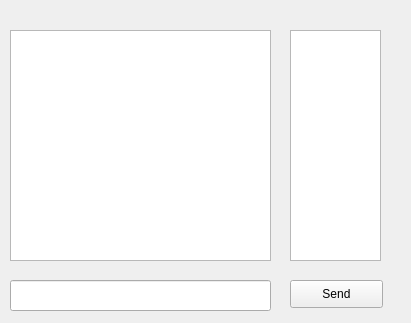
This is ChatApplicationClient/roomchat.ui in enesdurmus/ChatApplication-With-QT as Qt 5 draws it before an edit. The edited form follows.
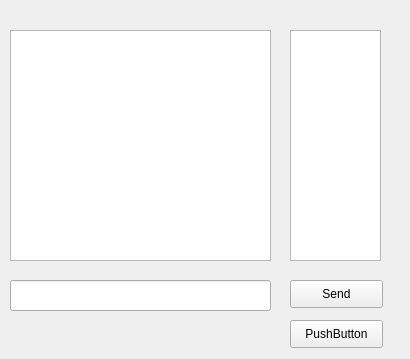
This is the edited form.

Commit message: Download files from server added

Patch:
```diff
--- a/ChatApplicationClient/roomchat.ui
+++ b/ChatApplicationClient/roomchat.ui
@@ -6,8 +6,8 @@
    <rect>
     <x>0</x>
     <y>0</y>
-    <width>411</width>
-    <height>323</height>
+    <width>410</width>
+    <height>359</height>
    </rect>
   </property>
   <property name="windowTitle">
@@ -56,6 +56,19 @@
     <string>Send</string>
    </property>
   </widget>
+  <widget class="QPushButton" name="downloadButton">
+   <property name="geometry">
+    <rect>
+     <x>290</x>
+     <y>320</y>
+     <width>93</width>
+     <height>28</height>
+    </rect>
+   </property>
+   <property name="text">
+    <string>PushButton</string>
+   </property>
+  </widget>
  </widget>
  <resources/>
  <connections/>
```
The commit also changes 13 other files.
